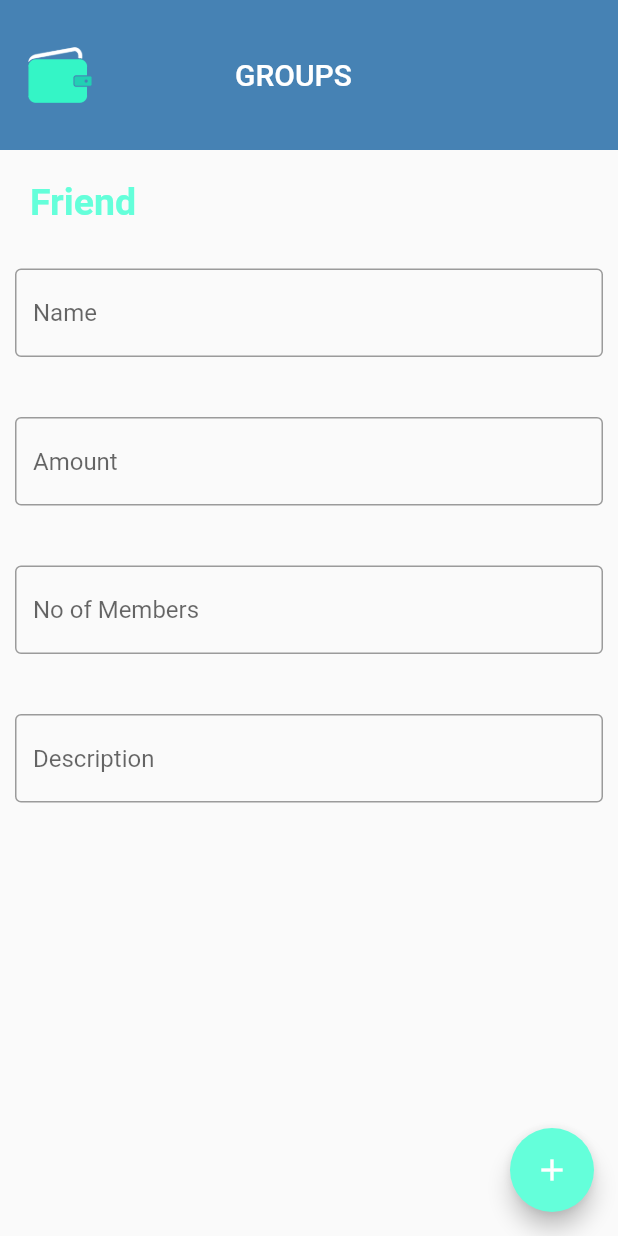
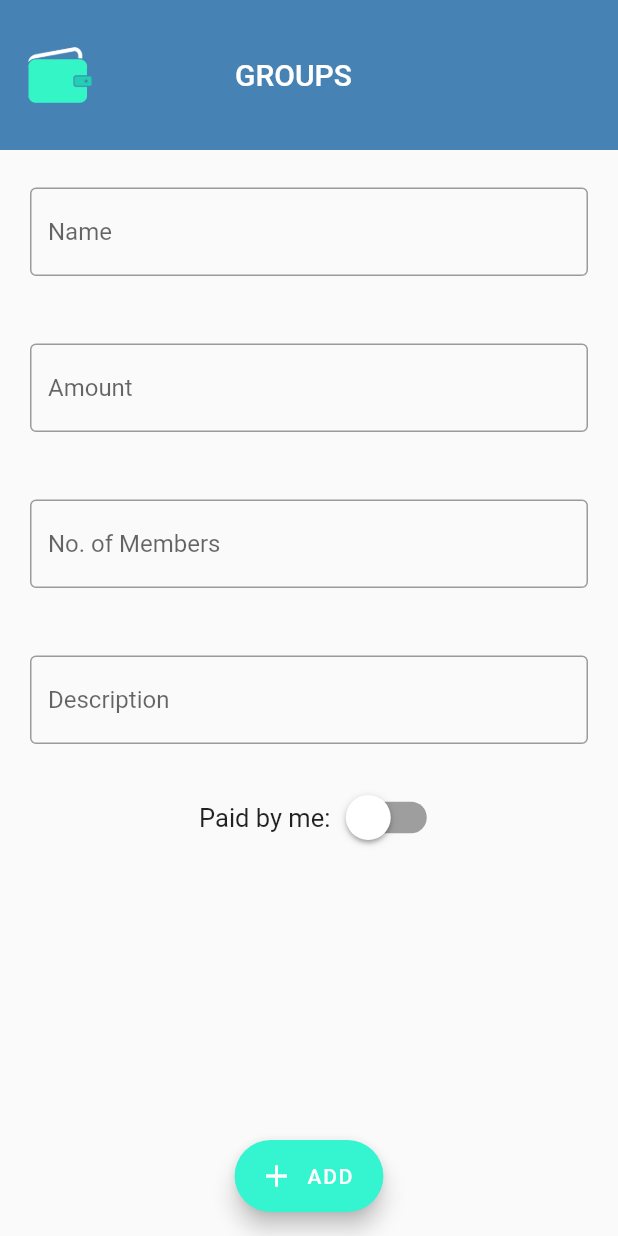
Before and after one commit to hansisanghani/BillSplit, a Flutter app: the GroupsNew screen opened directly, on a phone screen of 412 x 824 dp. Run offline on Flutter 3.47's test engine with Material 2 defaults, Android fonts, the phone set to English and light mode, and no system bars; our stand-ins replace firebase_auth, firebase_core, google_sign_in, hexcolor; missing offline and left inert: align_positioned; accounts and stored records are empty.

Commit message:
Functionalities added

```diff
--- a/lib/groups_new.dart
+++ b/lib/groups_new.dart
@@ -1,5 +1,7 @@
 import 'package:flutter/material.dart';
 import 'appbar.dart';
+import 'groups_records.dart';
+import 'package:hexcolor/hexcolor.dart';
 
 class GroupsNew extends StatelessWidget {
   @override
@@ -17,48 +19,42 @@ class GroupsNew extends StatelessWidget {
                     style: Theme.of(context).primaryTextTheme.headline6,
                   ),
                 ),
-                Container(
-                  child: Text('Friend',
-                      style: TextStyle(
-                        fontSize: 25.0,
-                        color: Colors.tealAccent,
-                        fontWeight: FontWeight.bold,
-                      )),
-                  padding: EdgeInsets.all(20.0),
+                SizedBox(
+                  height: 5,
                 ),
                 Container(
-                    padding: EdgeInsets.all(10.0),
+                    padding: EdgeInsets.all(20.0),
                     child: TextField(
                       decoration: InputDecoration(
                           hintText: "Name", border: OutlineInputBorder()),
                       keyboardType: TextInputType.name,
                     )),
                 SizedBox(
-                  height: 20,
+                  height: 5,
                 ),
                 Container(
-                    padding: EdgeInsets.all(10.0),
+                    padding: EdgeInsets.all(20.0),
                     child: TextField(
                       decoration: InputDecoration(
                           hintText: "Amount", border: OutlineInputBorder()),
                       keyboardType: TextInputType.name,
                     )),
                 SizedBox(
-                  height: 20,
+                  height: 5,
                 ),
                 Container(
-                    padding: EdgeInsets.all(10.0),
+                    padding: EdgeInsets.all(20.0),
                     child: TextField(
                       decoration: InputDecoration(
-                          hintText: "No of Members",
+                          hintText: "No. of Members",
                           border: OutlineInputBorder()),
                       keyboardType: TextInputType.name,
                     )),
                 SizedBox(
-                  height: 20,
+                  height: 5,
                 ),
                 Container(
-                    padding: EdgeInsets.all(10.0),
+                    padding: EdgeInsets.all(20.0),
                     child: TextField(
                       decoration: InputDecoration(
                           hintText: "Description",
@@ -66,16 +62,102 @@ class GroupsNew extends StatelessWidget {
                       keyboardType: TextInputType.name,
                     )),
                 SizedBox(
-                  height: 20,
+                  height: 5,
                 ),
-              ]),
+                Row(
+                  mainAxisAlignment: MainAxisAlignment.center,
+                  children: [
+                  Container(
+                    padding: EdgeInsets.all(10.0),
+                    child: Text('Paid by me:',
+                      style: TextStyle(
+                        fontSize: 17,
+                      )
+                    )
+
+                    ),
+
+                SwitchWidget(),
+                ],)
+
+
+              ]
+            ),
         ],
       ),
-      floatingActionButton: FloatingActionButton(
-        onPressed: () {},
-        child: Icon(Icons.add),
-        backgroundColor: Colors.tealAccent,
+      // bottomNavigationBar: RaisedButton(
+      //   onPressed: () {Navigator.push(
+      //     context,
+      //     MaterialPageRoute(builder: (context) => GroupsRecord()),
+      //     );},
+      //     color: Colors.tealAccent,
+      //     child:Text('ADD'),
+
+
+      // )
+        // icon:
+        // backgroundColor: HexColor('#34F5CF'),
+        // label: ),
+      floatingActionButton: FloatingActionButton.extended(
+        onPressed: () {Navigator.push(
+                              context,
+                              MaterialPageRoute(builder: (context) => GroupsRecord()),
+                            );},
+        icon: Icon(Icons.add),
+        backgroundColor: HexColor('#34F5CF'),
+        label: Text('ADD'),
       ),
+      floatingActionButtonLocation: FloatingActionButtonLocation.centerFloat,
+      resizeToAvoidBottomInset: false
     );
   }
 }
+
+class SwitchWidget extends StatefulWidget {
+    @override
+    SwitchWidgetClass createState() => new SwitchWidgetClass();
+  }
+
+class SwitchWidgetClass extends State {
+
+  bool switchControl = false;
+
+  void toggleSwitch(bool value) {
+
+      if(switchControl == false)
+      {
+        setState(() {
+          switchControl = true;
+        });
+        // Put your code here which you want to execute on Switch ON event.
+
+      }
+      else
+      {
+        setState(() {
+          switchControl = false;
+        });
+        // Put your code here which you want to execute on Switch OFF event.
+      }
+  }
+
+    @override
+    Widget build(BuildContext context) {
+      return Column(
+              //mainAxisAlignment: MainAxisAlignment.center,
+              children:[ Transform.scale(
+              scale: 1.5,
+              child: Switch(
+              onChanged: toggleSwitch,
+              value: switchControl,
+              activeColor: Colors.black,
+              activeTrackColor: Colors.tealAccent,
+              inactiveThumbColor: Colors.white,
+              inactiveTrackColor: Colors.grey,
+            )
+          ),
+
+
+      ]);
+  }
+}
```
Also changed, not shown: lib/friends_new.dart (+89 -12 lines).
